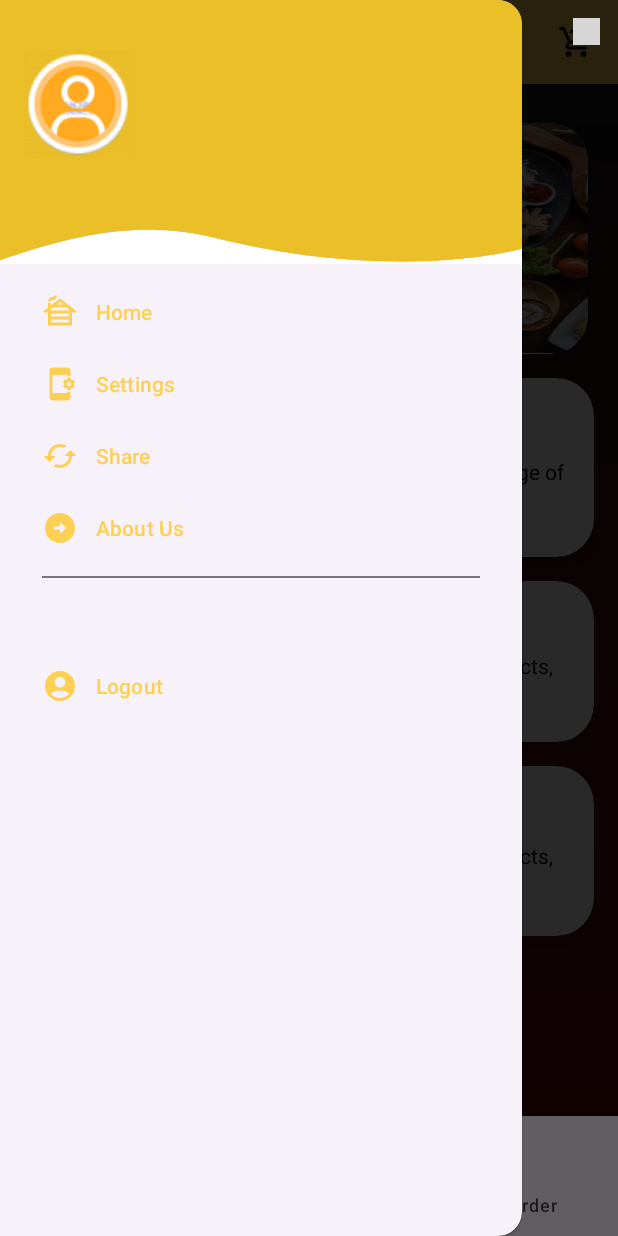
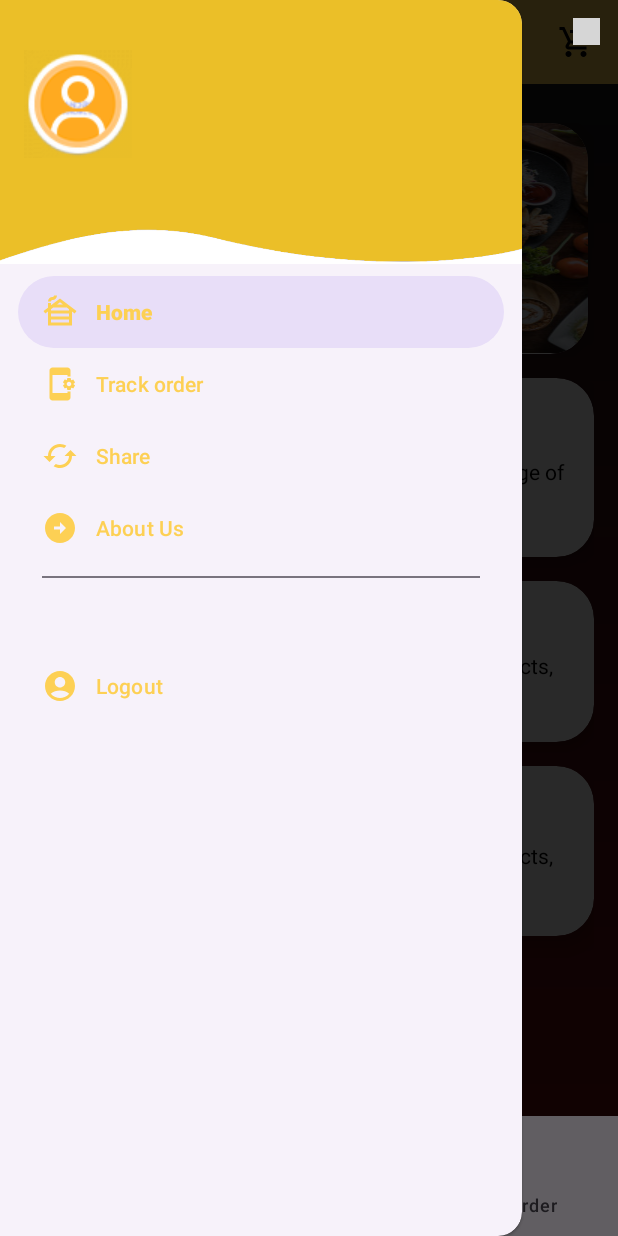
Before and after one commit to Rafiaa01/sizzelCraft, an Android app: the homepage screen opened directly, with no data from a screen before it, with the side drawer open, on a phone screen of 412 x 824 dp. Run offline under Robolectric (Android 15) with nearby library versions, the phone set to English and light mode, and no system bars; grey boxes are pictures that could not be loaded.

Commit message:
nav menu

```diff
--- a/app/src/main/java/com/example/sizzelcraft/homepage.java
+++ b/app/src/main/java/com/example/sizzelcraft/homepage.java
@@ -50,7 +50,7 @@ public class homepage extends AppCompatActivity  {
         Toolbar toolbar = findViewById(R.id.toolbar);
         bottomNavigationView = findViewById(R.id.bottomNavigationView);
 
-
+        navigationView.bringToFront();
         // Set up the toolbar
         setSupportActionBar(toolbar);
 
@@ -88,7 +88,7 @@ TextView email=headerview.findViewById(R.id.logembr);
                     replaceFragment(new HomeFragment());
                 } else if (itemId == R.id.navsettings) {
                     Log.d("Navigation", "Settings selected");
-                    startActivity(new Intent(homepage.this, signin.class));
+                    replaceFragment(new LocFragment());
                 } else if (itemId == R.id.navabout) {
                     Log.d("Navigation", "About selected");
                     startActivity(new Intent(homepage.this, Aboutus.class));
--- a/app/src/main/res/menu/nav_menu.xml
+++ b/app/src/main/res/menu/nav_menu.xml
@@ -4,7 +4,7 @@
     xmlns:tools="http://schemas.android.com/tools"
     tools:showIn = "navigation_view">
 
-
+<group android:checkableBehavior="single">
         <item
             android:id="@+id/navhome"
             android:icon="@drawable/nav_home"
@@ -13,7 +13,7 @@
         <item
             android:id="@+id/navsettings"
             android:icon="@drawable/nav_setting"
-            android:title="Settings"/>
+            android:title="Track order"/>
 
         <item
             android:id="@+id/navshare"
@@ -36,5 +36,5 @@
         </menu>
 
     </item>
-
+</group>
 </menu>
```
Also changed, not shown: app/src/main/AndroidManifest.xml (+4 -7 lines), app/src/main/java/com/example/sizzelcraft/logout.java (+1 -7 lines).
